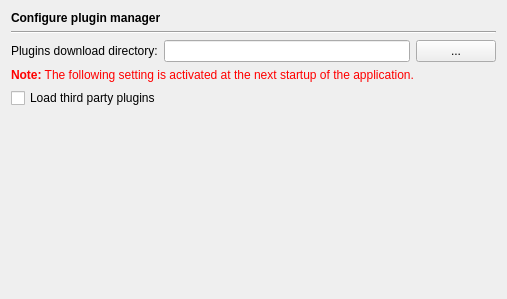
First picture: the form in Preferences/ConfigurationPages/PluginManagerPage.ui, repository testmana2/test, before the edit.
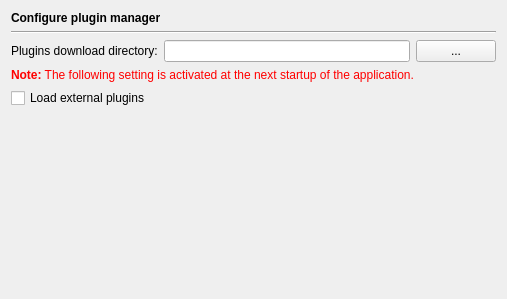
Second picture: the form after the edit.

Commit message: Corrected an entry of the Plugin Manager config page.

Patch:
```diff
--- a/Preferences/ConfigurationPages/PluginManagerPage.ui
+++ b/Preferences/ConfigurationPages/PluginManagerPage.ui
@@ -66,8 +66,8 @@
      <property name="toolTip" >
       <string>Select to enable third party plugins to be loaded</string>
      </property>
-     <property name="text" >
-      <string>Load third party plugins</string>
+     <property name="text">
+      <string>Load external plugins</string>
      </property>
     </widget>
    </item>
```
Left out of the diff: 69 changed lines with no effect on the pictures. The commit also changes 10 other files.
